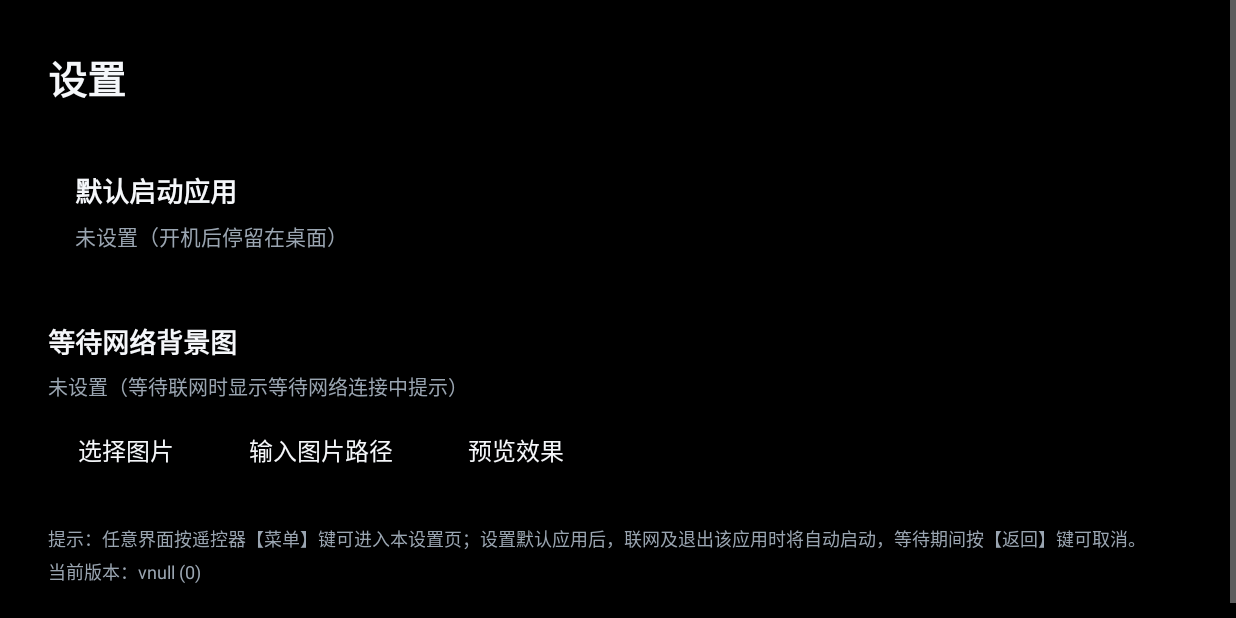
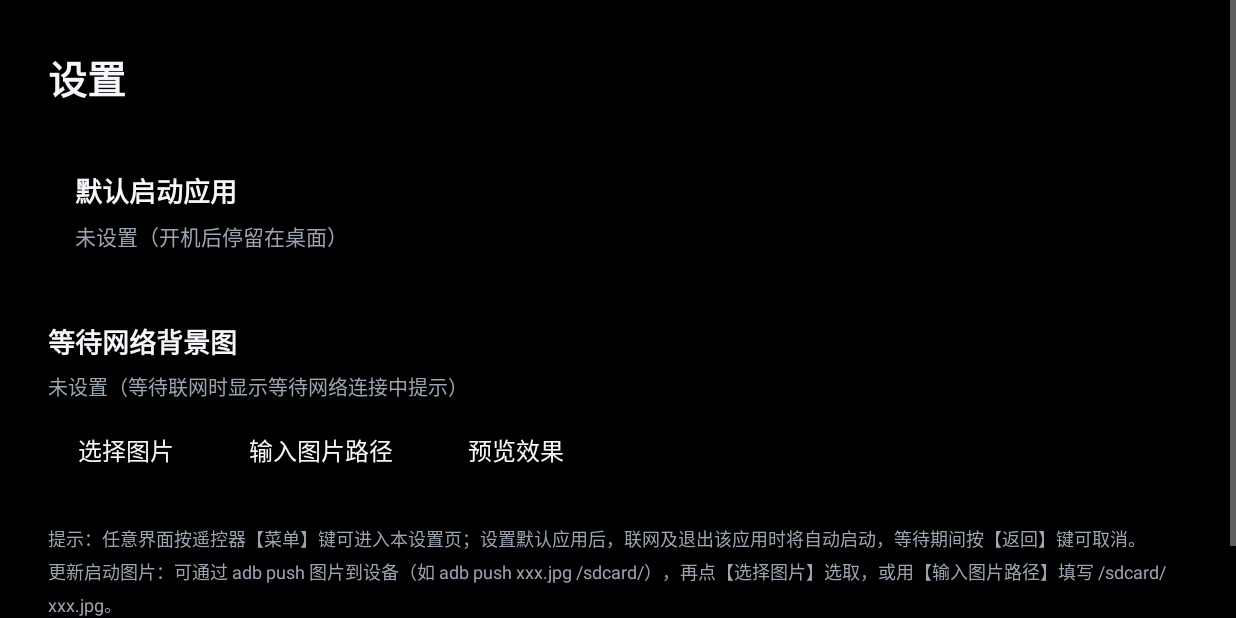
Before and after one commit to wzk/tvLauncher, an Android app: the SettingsActivity screen opened directly, with no data from a screen before it, on a phone screen of 824 x 412 dp (held sideways). Run offline under Robolectric (Android 15) with nearby library versions, the phone set to English and light mode, and no system bars; pictures from the network do not load.

Commit message:
v1.4.5：图片更新即时生效 + 设置页补充 adb push 图片指引
- WebView 图片 URL 附带时间戳参数绕开 Chromium 缓存，预览与等待画面更新图片后立即生效，无需重启设备
- 设置页底部提示增加 adb push 图片到 /sdcard 后选取的使用说明

```diff
--- a/app/build.gradle
+++ b/app/build.gradle
@@ -11,8 +11,8 @@ android {
         applicationId "com.tvlauncher"
         minSdk 21
         targetSdk 34
-        versionCode 19
-        versionName "1.4.4"
+        versionCode 20
+        versionName "1.4.5"
     }
 
     // 固定签名：保证任何机器构建的 APK 签名一致，可直接覆盖安装（adb install -r）
--- a/app/src/main/java/com/tvlauncher/MainActivity.kt
+++ b/app/src/main/java/com/tvlauncher/MainActivity.kt
@@ -301,7 +301,8 @@ class MainActivity : Activity() {
 
         if (hasCustomWallpaper()) {
             // 有启动图：全屏 WebView 渲染（Chromium 解码引擎，与系统损坏的 BitmapFactory 无关），
-            // 不显示任何等待文字（key 含文件 lastModified，图片更新后立即生效）
+            // 不显示任何等待文字（key 含文件 lastModified，图片更新后立即生效；
+            // URL 附带 lastModified 参数绕开 Chromium 图片缓存，避免显示旧图）
             overlayWaiting.visibility = View.GONE
             ivWallpaper.visibility = View.GONE
             wvWallpaper.visibility = View.VISIBLE
@@ -311,7 +312,7 @@ class MainActivity : Activity() {
                 val html = "<html><head><meta charset='utf-8'>" +
                     "<style>html,body{margin:0;padding:0;height:100%;background:#000;}" +
                     ".bg{position:fixed;left:0;top:0;width:100%;height:100%;" +
-                    "background:url('file://${file.absolutePath}') no-repeat center center;" +
+                    "background:url('file://${file.absolutePath}?t=${file.lastModified()}') no-repeat center center;" +
                     "background-size:cover;}</style></head>" +
                     "<body><div class='bg'></div></body></html>"
                 wvWallpaper.loadDataWithBaseURL(null, html, "text/html", "utf-8", null)
--- a/app/src/main/java/com/tvlauncher/SettingsActivity.kt
+++ b/app/src/main/java/com/tvlauncher/SettingsActivity.kt
@@ -430,10 +430,11 @@ class SettingsActivity : Activity() {
         val webView = WebView(this).apply {
             settings.javaScriptEnabled = false
             settings.allowFileAccess = true
+            // URL 附带时间戳参数绕开 Chromium 图片缓存，保证每次预览都是最新文件内容
             val html = "<html><head><meta charset='utf-8'>" +
                 "<style>html,body{margin:0;padding:0;height:100%;background:#000;}" +
                 ".bg{position:fixed;left:0;top:0;width:100%;height:100%;" +
-                "background:url('file://${custom.absolutePath}') no-repeat center center;" +
+                "background:url('file://${custom.absolutePath}?t=${System.currentTimeMillis()}') no-repeat center center;" +
                 "background-size:cover;}</style></head>" +
                 "<body><div class='bg'></div></body></html>"
             loadDataWithBaseURL(null, html, "text/html", "utf-8", null)
--- a/app/src/main/res/values/strings.xml
+++ b/app/src/main/res/values/strings.xml
@@ -18,7 +18,7 @@
     <string name="settings_bg_input">输入图片路径</string>
     <string name="settings_bg_preview">预览效果</string>
     <string name="settings_bg_clear">清除自定义背景</string>
-    <string name="settings_footer_hint">提示：任意界面按遥控器【菜单】键可进入本设置页；设置默认应用后，联网及退出该应用时将自动启动，等待期间按【返回】键可取消。</string>
+    <string name="settings_footer_hint">提示：任意界面按遥控器【菜单】键可进入本设置页；设置默认应用后，联网及退出该应用时将自动启动，等待期间按【返回】键可取消。\n更新启动图片：可通过 adb push 图片到设备（如 adb push xxx.jpg /sdcard/），再点【选择图片】选取，或用【输入图片路径】填写 /sdcard/xxx.jpg。</string>
 
     <!-- 选择弹窗 -->
     <string name="picker_title">选择默认启动应用</string>
```
